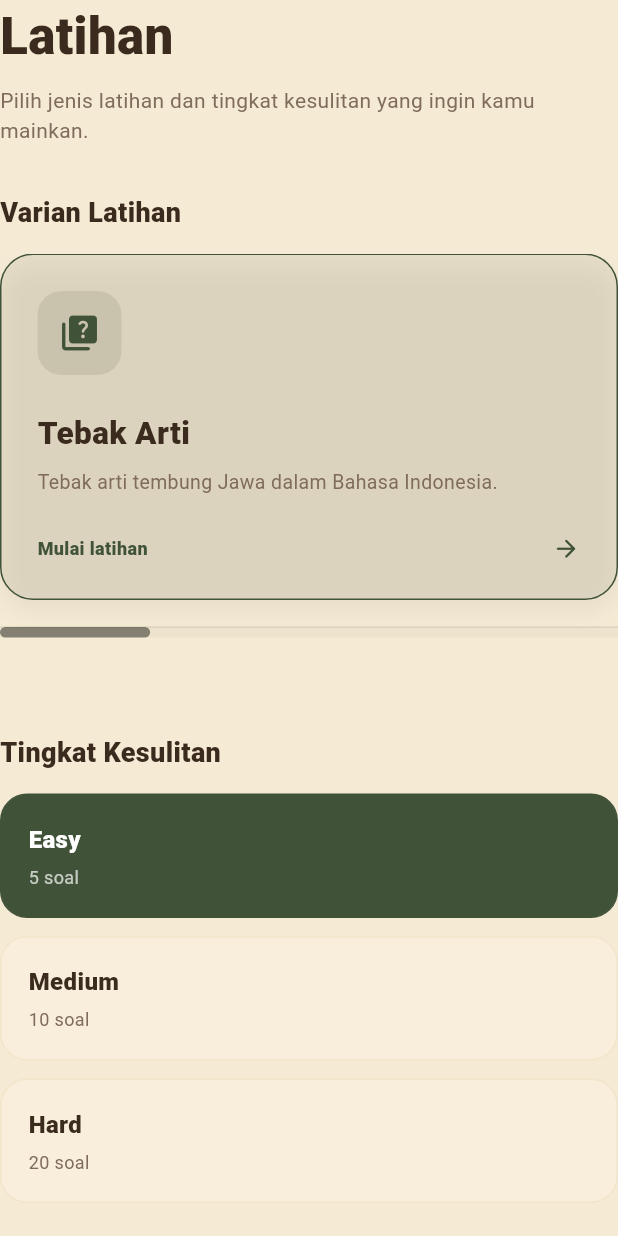
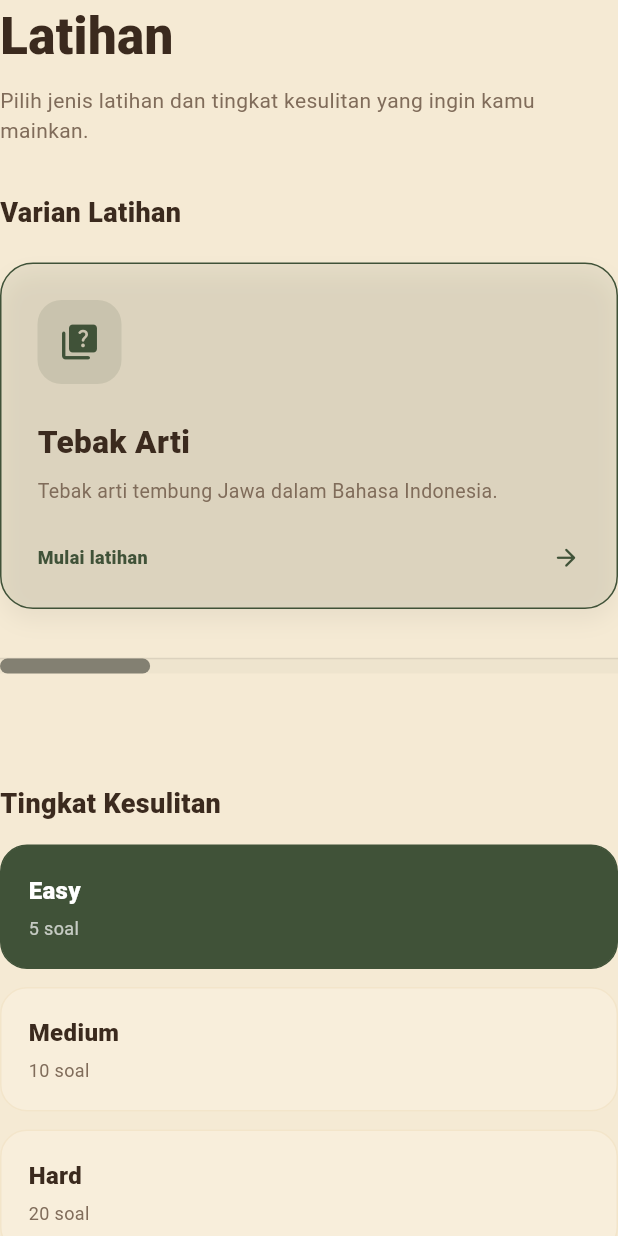
Before and after one commit to Th3Albatross/jazlearn, a Flutter app: the _QuizSelectionView widget shown alone on an empty page, opened directly with empty values, on a phone screen of 412 x 824 dp. Run offline on Flutter 3.47's test engine with Material 3 defaults, Android fonts, the phone set to English and light mode, and no system bars; our stand-ins replace audioplayers, flutter_markdown_plus, video_player; missing offline and left inert: video_player_media_kit; Roboto replaces fonts that are missing (Arial).

Commit message:
Better scrollbar

```diff
--- a/lib/pages/latihan_page.dart
+++ b/lib/pages/latihan_page.dart
@@ -571,7 +571,7 @@ class _QuizSelectionViewState extends State<_QuizSelectionView> {
                 Stack(
                   children: [
                     Padding(
-                      padding: const EdgeInsets.only(bottom: 12),
+                      padding: const EdgeInsets.only(bottom: 22),
                       child: ScrollConfiguration(
                         behavior: const MaterialScrollBehavior().copyWith(
                           dragDevices: {
@@ -584,13 +584,13 @@ class _QuizSelectionViewState extends State<_QuizSelectionView> {
                           controller: _quizScrollController,
                           thumbVisibility: true,
                           trackVisibility: true,
-                          thickness: 7,
-                          radius: const Radius.circular(10),
+                          thickness: 10,
+                          radius: const Radius.circular(12),
                           interactive: true,
                           child: SingleChildScrollView(
                             controller: _quizScrollController,
                             scrollDirection: Axis.horizontal,
-                            padding: const EdgeInsets.only(bottom: 24),
+                            padding: const EdgeInsets.only(top: 6, bottom: 42),
                             child: Row(
                               crossAxisAlignment: CrossAxisAlignment.start,
                               children: [
@@ -613,32 +613,52 @@ class _QuizSelectionViewState extends State<_QuizSelectionView> {
                     Positioned(
                       top: 0,
                       right: 0,
-                      bottom: 20,
+                      bottom: 44,
                       child: IgnorePointer(
                         child: AnimatedOpacity(
                           duration: const Duration(milliseconds: 180),
                           opacity: _canScrollRight ? 1 : 0,
-                          child: Container(
-                            width: 72,
-                            decoration: BoxDecoration(
-                              gradient: LinearGradient(
-                                begin: Alignment.centerLeft,
-                                end: Alignment.centerRight,
-                                colors: [
-                                  Colors.transparent,
-                                  AppTheme.paper.withOpacity(.95),
+                          child: Align(
+                            alignment: Alignment.centerRight,
+                            child: Container(
+                              margin: const EdgeInsets.only(right: 4),
+                              padding: const EdgeInsets.symmetric(
+                                horizontal: 10,
+                                vertical: 9,
+                              ),
+                              decoration: BoxDecoration(
+                                color: AppTheme.paper.withOpacity(.96),
+                                borderRadius: BorderRadius.circular(999),
+                                border: Border.all(
+                                  color: AppTheme.green.withOpacity(.18),
+                                ),
+                                boxShadow: [
+                                  BoxShadow(
+                                    color: Colors.black.withOpacity(.08),
+                                    blurRadius: 14,
+                                    offset: const Offset(0, 5),
+                                  ),
                                 ],
                               ),
-                            ),
-                            child: const Align(
-                              alignment: Alignment.centerRight,
-                              child: Padding(
-                                padding: EdgeInsets.only(right: 6),
-                                child: Icon(
-                                  Icons.arrow_forward_rounded,
-                                  color: AppTheme.green,
-                                  size: 24,
-                                ),
+                              child: const Row(
+                                mainAxisSize: MainAxisSize.min,
+                                children: [
+                                  Text(
+                                    'Geser',
+                                    style: TextStyle(
+                                      color: AppTheme.green,
+                                      fontSize: 10,
+                                      fontWeight: FontWeight.w800,
+                                      fontFamily: 'Arial',
+                                    ),
+                                  ),
+                                  SizedBox(width: 4),
+                                  Icon(
+                                    Icons.chevron_right_rounded,
+                                    color: AppTheme.green,
+                                    size: 20,
+                                  ),
+                                ],
                               ),
                             ),
                           ),
```
